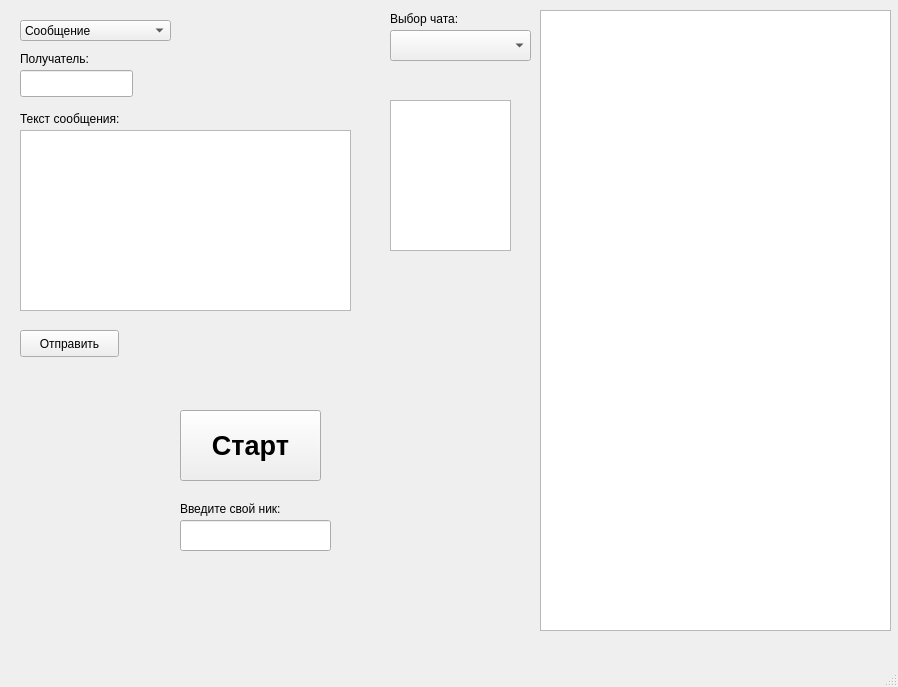
Before: the Qt Designer form client_form.ui in Arsenky/Asynchronous_chat, drawn with Qt 5.
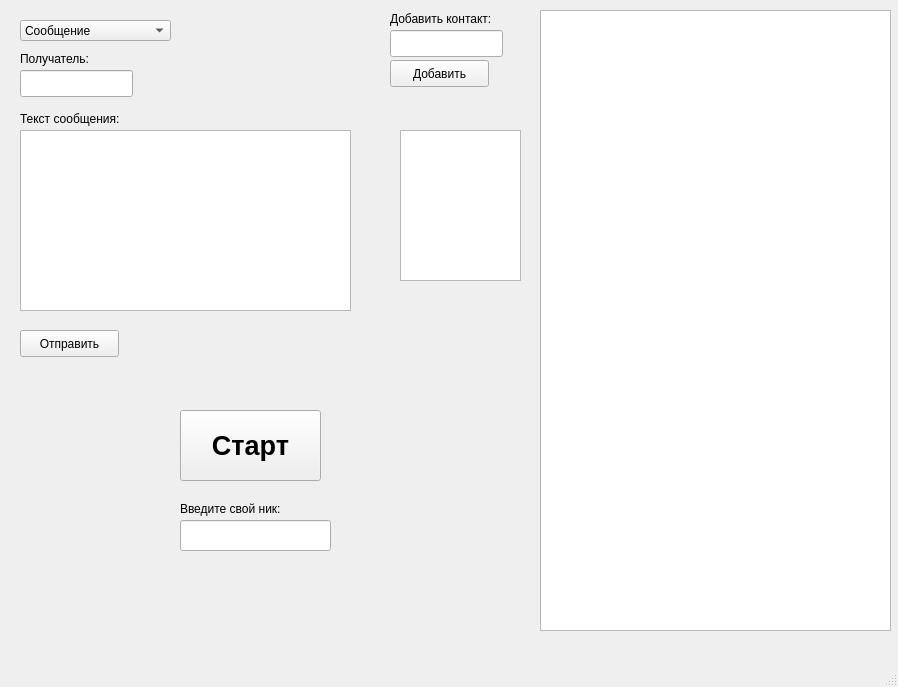
After: the same form once the commit is applied.

```diff
--- a/client_form.ui
+++ b/client_form.ui
@@ -138,34 +138,24 @@
      <string>Старт</string>
     </property>
    </widget>
-   <widget class="QComboBox" name="contacts_comboBox">
-    <property name="geometry">
-     <rect>
-      <x>390</x>
-      <y>30</y>
-      <width>141</width>
-      <height>31</height>
-     </rect>
-    </property>
-   </widget>
-   <widget class="QLabel" name="current_chat_label">
+   <widget class="QLabel" name="add_contact_label">
     <property name="geometry">
      <rect>
       <x>390</x>
       <y>10</y>
-      <width>91</width>
+      <width>131</width>
       <height>17</height>
      </rect>
     </property>
     <property name="text">
-     <string>Выбор чата:</string>
+     <string>Добавить контакт:</string>
     </property>
    </widget>
    <widget class="QListWidget" name="contacts_list">
     <property name="geometry">
      <rect>
-      <x>390</x>
-      <y>100</y>
+      <x>400</x>
+      <y>130</y>
       <width>121</width>
       <height>151</height>
      </rect>
@@ -197,6 +187,29 @@
      <string>Введите свой ник:</string>
     </property>
    </widget>
+   <widget class="QLineEdit" name="add_contact_lineEdit">
+    <property name="geometry">
+     <rect>
+      <x>390</x>
+      <y>30</y>
+      <width>113</width>
+      <height>27</height>
+     </rect>
+    </property>
+   </widget>
+   <widget class="QPushButton" name="add_contact_button">
+    <property name="geometry">
+     <rect>
+      <x>390</x>
+      <y>60</y>
+      <width>99</width>
+      <height>27</height>
+     </rect>
+    </property>
+    <property name="text">
+     <string>Добавить</string>
+    </property>
+   </widget>
   </widget>
   <widget class="QMenuBar" name="menubar">
    <property name="geometry">
```
